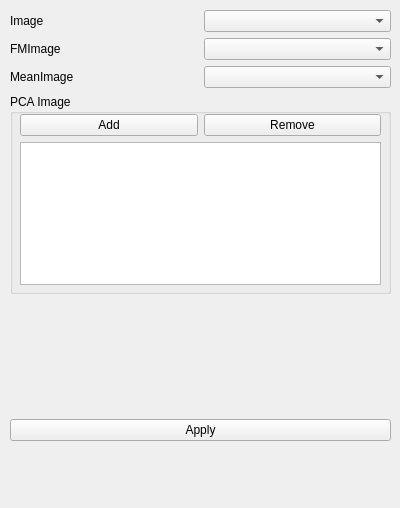
This is Plugins/Mipf_Plugin_ASM/LevelSetASMSegmentationView.ui in linson7017/MIPF as Qt 5 draws it before an edit. The edited form follows.
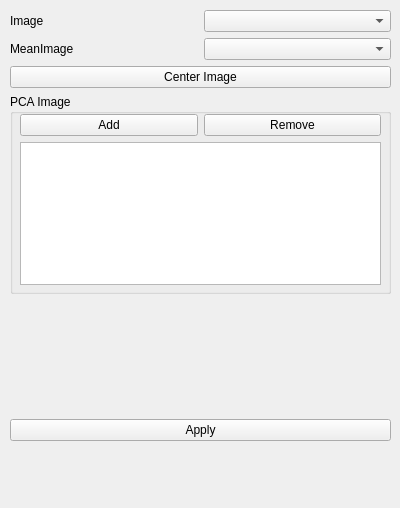
This is the edited form. Custom widgets are drawn as their Qt base class.

The edit to the form file:
```diff
--- a/Plugins/Mipf_Plugin_ASM/LevelSetASMSegmentationView.ui
+++ b/Plugins/Mipf_Plugin_ASM/LevelSetASMSegmentationView.ui
@@ -37,20 +37,6 @@
       </item>
      </layout>
     </item>
-    <item>
-     <layout class="QHBoxLayout" name="horizontalLayout_3">
-      <item>
-       <widget class="QLabel" name="label_3">
-        <property name="text">
-         <string>FMImage</string>
-        </property>
-       </widget>
-      </item>
-      <item>
-       <widget class="QmitkDataStorageComboBox" name="FMImageSelector"/>
-      </item>
-     </layout>
-    </item>
     <item>
      <layout class="QHBoxLayout" name="horizontalLayout_2">
       <item>
@@ -65,6 +51,13 @@
       </item>
      </layout>
     </item>
+    <item>
+     <widget class="QPushButton" name="CenterImageBtn">
+      <property name="text">
+       <string>Center Image</string>
+      </property>
+     </widget>
+    </item>
     <item>
      <widget class="QGroupBox" name="groupBox">
       <property name="minimumSize">
```
